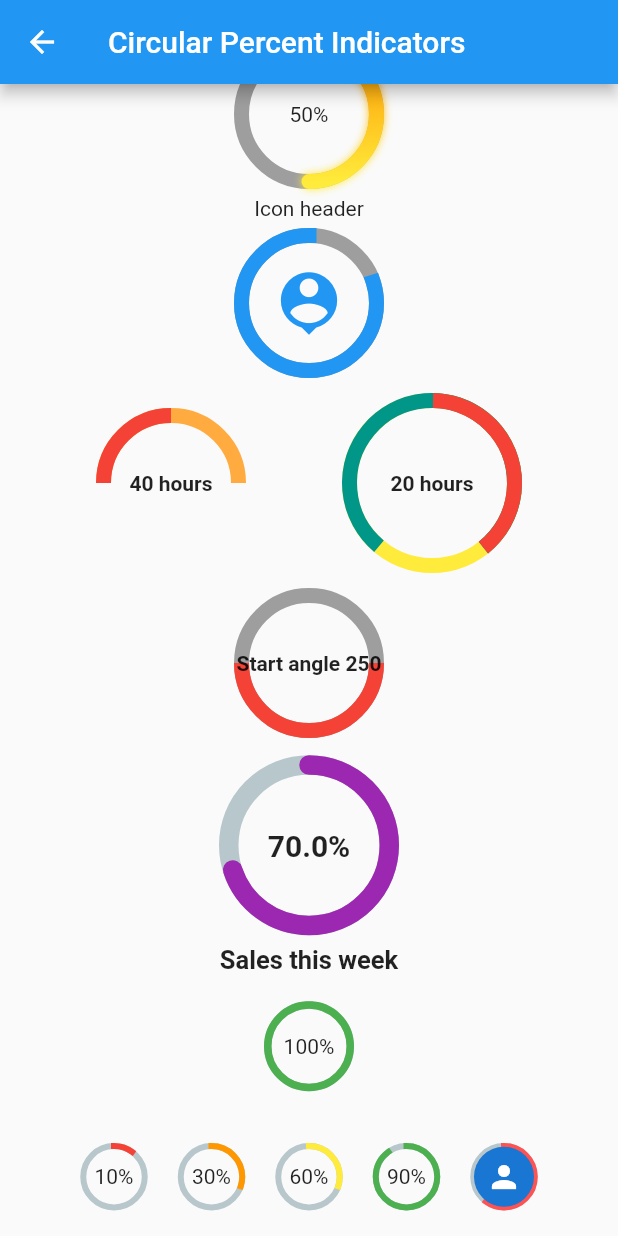
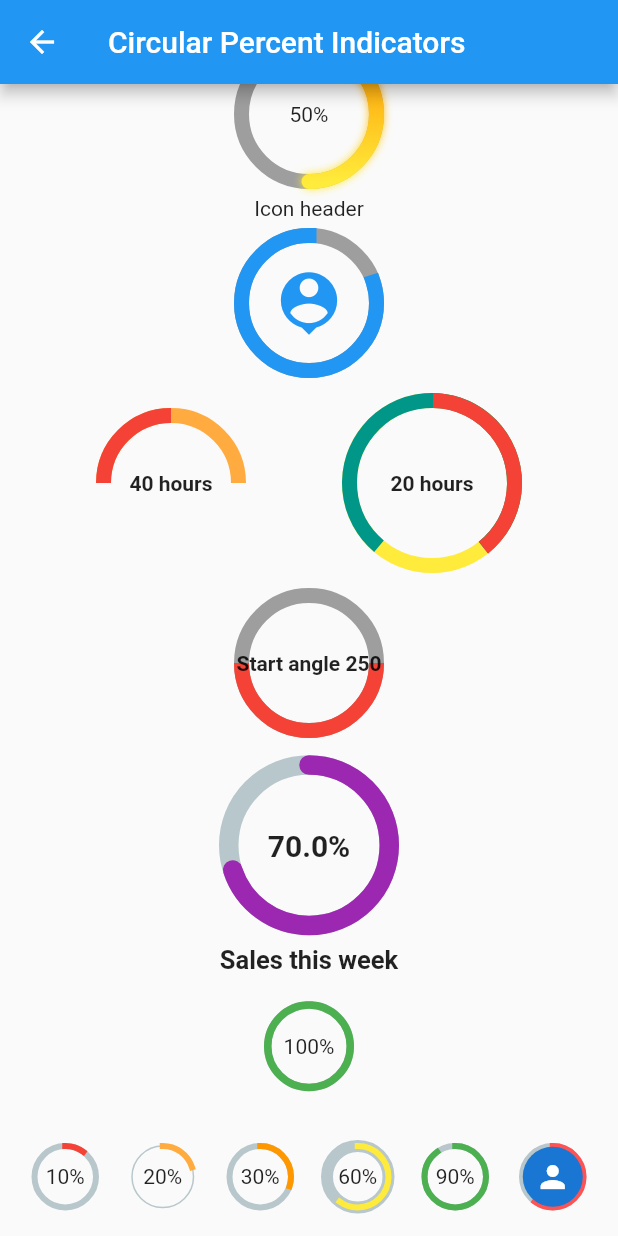
Before and after one commit to diegoveloper/flutter_percent_indicator, a Flutter app: the SampleCircularPage screen opened directly, scrolled down 35 dp, on a phone screen of 412 x 824 dp. Run offline on Flutter 3.47's test engine with Material 2 defaults, Android fonts, the phone set to English and light mode, and no system bars.

Commit message:
Circular backgroundWidth example
Showed a narrow background in the 20% example near the bottom, and a wide background in the 60^ example.

```diff
--- a/example/lib/sample_circular_page.dart
+++ b/example/lib/sample_circular_page.dart
@@ -139,6 +139,18 @@ class _SampleCircularPageState extends State<SampleCircularPage> {
                 CircularPercentIndicator(
                   radius: 45.0,
                   lineWidth: 4.0,
+                  backgroundWidth: 1.0,
+                  percent: 0.2,
+                  animation: true,
+                  center: Text("20%"),
+                  progressColor: Colors.orangeAccent,
+                ),
+                Padding(
+                  padding: EdgeInsets.symmetric(horizontal: 10.0),
+                ),
+                CircularPercentIndicator(
+                  radius: 45.0,
+                  lineWidth: 4.0,
                   percent: 0.30,
                   center: Text("30%"),
                   progressColor: Colors.orange,
@@ -149,9 +161,10 @@ class _SampleCircularPageState extends State<SampleCircularPage> {
                 CircularPercentIndicator(
                   radius: 45.0,
                   lineWidth: 4.0,
+                  backgroundWidth: 8,
                   animation: true,
                   animationDuration: 200,
-                  percent: 0.30,
+                  percent: 0.60,
                   center: Text("60%"),
                   progressColor: Colors.yellow,
                 ),
@@ -178,7 +191,7 @@ class _SampleCircularPageState extends State<SampleCircularPage> {
                     child: Icon(Icons.person),
                   ),
                   progressColor: Colors.redAccent,
-                )
+                ),
               ],
             ),
           )
```
